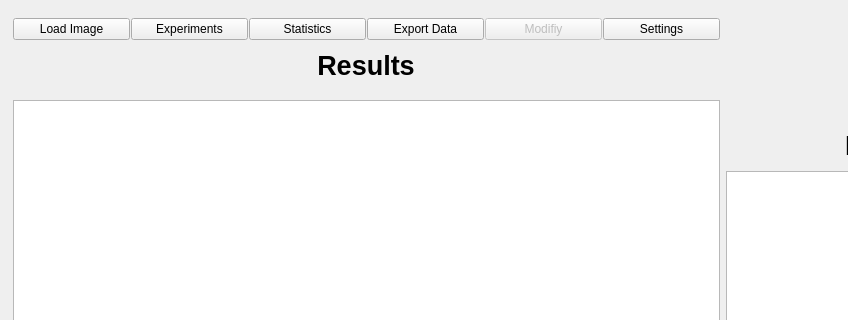
Above: gui/definitions/ui/nucdetect.ui from SilMon/NucDetect before the change; both pictures show x 0 to 848 and y 0 to 320 of the 1039 by 800 pixel window. Below: the same form after it.
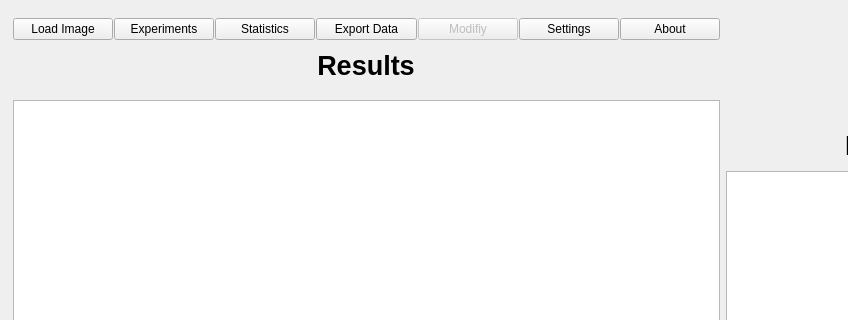
That is the form after the change. Icons and pictures are not drawn.

```diff
--- a/gui/definitions/ui/nucdetect.ui
+++ b/gui/definitions/ui/nucdetect.ui
@@ -150,6 +150,13 @@
             </property>
            </widget>
           </item>
+          <item>
+           <widget class="QPushButton" name="btn_about">
+            <property name="text">
+             <string>About</string>
+            </property>
+           </widget>
+          </item>
          </layout>
         </item>
         <item alignment="Qt::AlignHCenter">
```
